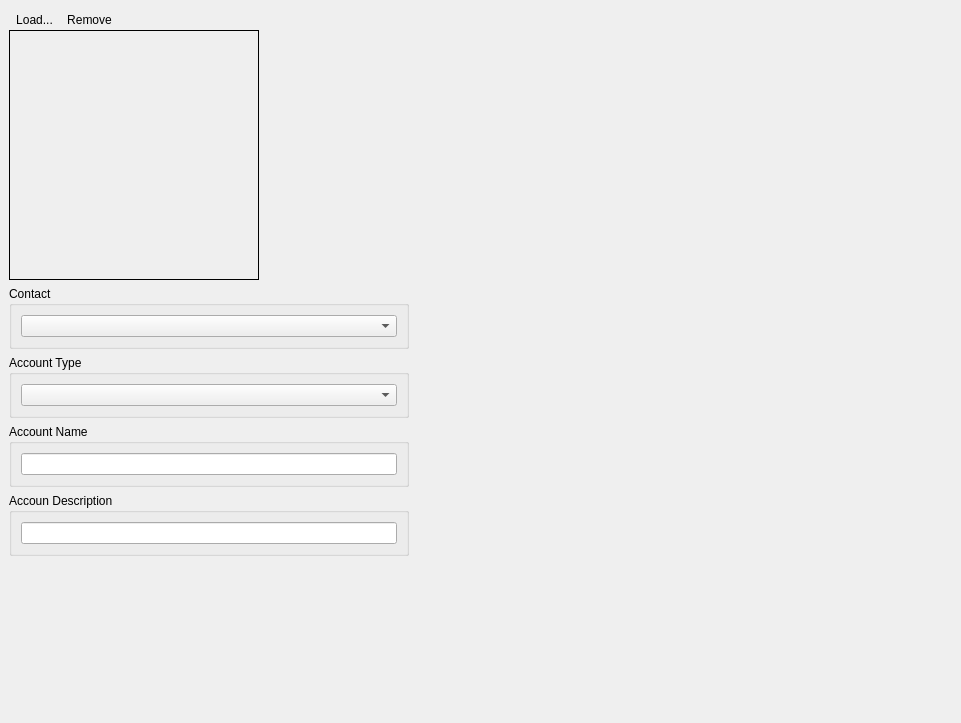
Qt form Include/imtauthgui/CAccountInfoEditorComp.ui (ImagingTools/ImtCore) before a commit.
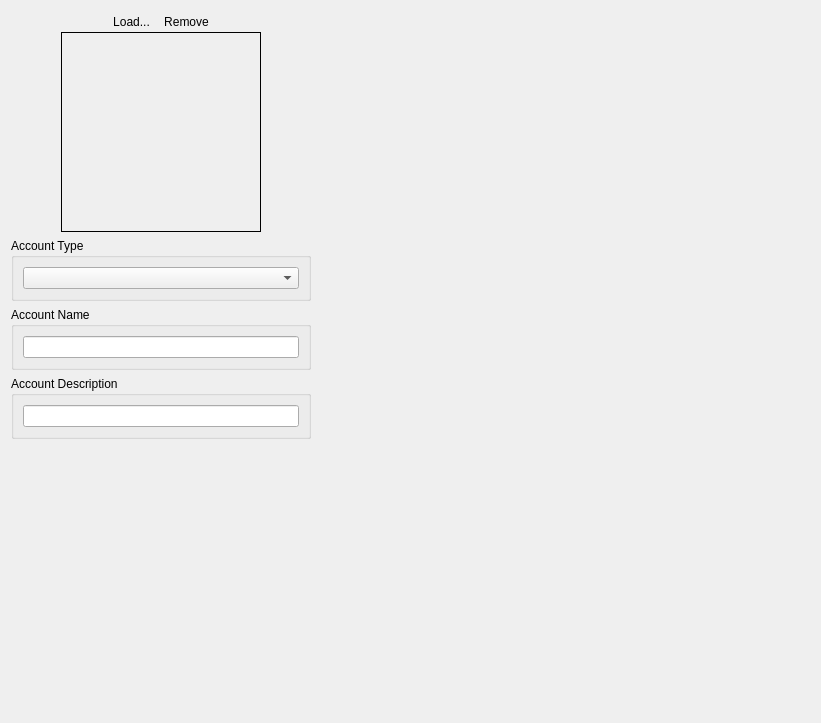
The same form after that commit. Icons and pictures are not drawn.

Commit message: Refactoring. Сontact is included in the account

Diff of the .ui file:
```diff
--- a/Include/imtauthgui/CAccountInfoEditorComp.ui
+++ b/Include/imtauthgui/CAccountInfoEditorComp.ui
@@ -6,7 +6,7 @@
    <rect>
     <x>0</x>
     <y>0</y>
-    <width>961</width>
+    <width>821</width>
     <height>723</height>
    </rect>
   </property>
@@ -16,22 +16,9 @@
   <property name="styleSheet">
    <string notr="true"/>
   </property>
-  <layout class="QVBoxLayout" name="verticalLayout_8" stretch="1,1,1,1,1,10000">
-   <property name="spacing">
-    <number>6</number>
-   </property>
-   <property name="leftMargin">
-    <number>9</number>
-   </property>
-   <property name="topMargin">
-    <number>9</number>
-   </property>
-   <property name="rightMargin">
-    <number>9</number>
-   </property>
-   <property name="bottomMargin">
-    <number>9</number>
-   </property>
+  <layout class="QHBoxLayout" name="horizontalLayout" stretch="1,2">
+   <item>
+    <layout class="QVBoxLayout" name="verticalLayout_3" stretch="1,1,1,1,1000">
    <item>
     <widget class="QWidget" name="OverviewFrame" native="true">
      <property name="sizePolicy">
@@ -80,6 +67,19 @@
          <property name="bottomMargin">
           <number>0</number>
          </property>
+           <item>
+            <spacer name="horizontalSpacer_5">
+             <property name="orientation">
+              <enum>Qt::Horizontal</enum>
+             </property>
+             <property name="sizeHint" stdset="0">
+              <size>
+               <width>417</width>
+               <height>20</height>
+              </size>
+             </property>
+            </spacer>
+           </item>
          <item>
           <widget class="QToolButton" name="LoadPicture">
            <property name="text">
@@ -147,6 +147,19 @@
         <property name="spacing">
          <number>0</number>
         </property>
+          <item>
+           <spacer name="horizontalSpacer_2">
+            <property name="orientation">
+             <enum>Qt::Horizontal</enum>
+            </property>
+            <property name="sizeHint" stdset="0">
+             <size>
+              <width>40</width>
+              <height>20</height>
+             </size>
+            </property>
+           </spacer>
+          </item>
         <item>
          <widget class="QFrame" name="AccountPicture">
           <property name="sizePolicy">
@@ -157,14 +170,8 @@
           </property>
           <property name="minimumSize">
            <size>
-            <width>250</width>
-            <height>250</height>
-           </size>
-          </property>
-          <property name="maximumSize">
-           <size>
-            <width>250</width>
-            <height>250</height>
+              <width>200</width>
+              <height>200</height>
            </size>
           </property>
           <property name="frameShape">
@@ -210,29 +217,17 @@
      </layout>
     </widget>
    </item>
-   <item>
-    <widget class="QGroupBox" name="ContactGroup">
-     <property name="maximumSize">
-      <size>
-       <width>400</width>
-       <height>16777215</height>
-      </size>
-     </property>
-     <property name="title">
-      <string>Contact</string>
-     </property>
-     <layout class="QVBoxLayout" name="verticalLayout_6">
-      <item>
-       <widget class="QComboBox" name="ContactCombo"/>
-      </item>
-     </layout>
-    </widget>
-   </item>
    <item>
     <widget class="QGroupBox" name="AccountTypeGroup">
+       <property name="minimumSize">
+        <size>
+         <width>300</width>
+         <height>0</height>
+        </size>
+       </property>
      <property name="maximumSize">
       <size>
-       <width>400</width>
+         <width>600</width>
        <height>16777215</height>
       </size>
      </property>
@@ -248,9 +243,15 @@
    </item>
    <item>
     <widget class="QGroupBox" name="AccountNameGroup">
+       <property name="minimumSize">
+        <size>
+         <width>300</width>
+         <height>0</height>
+        </size>
+       </property>
      <property name="maximumSize">
       <size>
-       <width>400</width>
+         <width>600</width>
        <height>16777215</height>
       </size>
      </property>
@@ -266,14 +267,20 @@
    </item>
    <item>
     <widget class="QGroupBox" name="AccountDescriptionGroup">
+       <property name="minimumSize">
+        <size>
+         <width>300</width>
+         <height>0</height>
+        </size>
+       </property>
      <property name="maximumSize">
       <size>
-       <width>400</width>
+         <width>600</width>
        <height>16777215</height>
       </size>
      </property>
      <property name="title">
-      <string>Accoun Description</string>
+        <string>Account Description</string>
      </property>
      <layout class="QVBoxLayout" name="verticalLayout_5">
       <item>
@@ -294,6 +301,19 @@
       </size>
      </property>
     </spacer>
+     </item>
+    </layout>
+   </item>
+   <item>
+    <widget class="QFrame" name="ContactEditor">
+     <property name="frameShape">
+      <enum>QFrame::NoFrame</enum>
+     </property>
+     <property name="frameShadow">
+      <enum>QFrame::Plain</enum>
+     </property>
+     <layout class="QVBoxLayout" name="verticalLayout_6"/>
+    </widget>
    </item>
   </layout>
  </widget>
```
Lines whose indentation alone changed are shown as unchanged. The commit also changes 16 other files.
